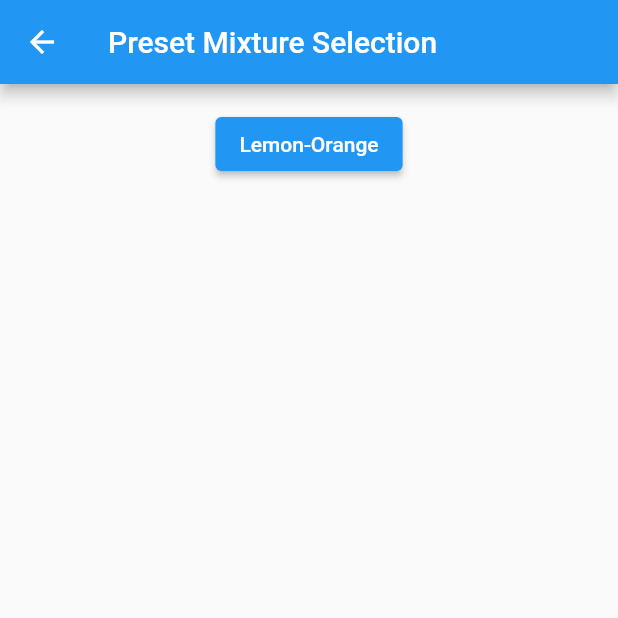
After one commit to alikaratas17/Liquid-Mixing-Robot-Project, a Flutter app: the screen it shows after launch, after a tap on "Make Preset Mixture", on a phone screen of 412 x 824 dp, the top half of it. The commit adds this screen. Run offline on Flutter 3.47's test engine with Material 2 defaults, Android fonts, the phone set to English and light mode, and no system bars; missing offline and left inert: dart:ffi.

Commit message:
Added Preset Selection Feature

```diff
--- a/App/mixture_selector/lib/homepage.dart
+++ b/App/mixture_selector/lib/homepage.dart
@@ -1,5 +1,7 @@
 import 'package:flutter/material.dart';
 import 'package:mixture_selector/drink_widget.dart';
+
+import 'preset_order.dart';
 
 import 'order_drink.dart';
 import 'liquid_dropdown.dart';
@@ -34,24 +36,41 @@ class MyHomePage extends StatelessWidget {
         appBar: AppBar(title: Text('Mixture Selection Homepage')),
         body: Column(
           children: [
-            Container(alignment: Alignment.bottomLeft,child:Text("Select Drink Size:"),),
-            Container(alignment: Alignment.center,child:ml_button),
+            Container(
+              alignment: Alignment.bottomLeft,
+              child: Text("Select Drink Size:"),
+            ),
+            Container(alignment: Alignment.center, child: ml_button),
             Container(
               alignment: Alignment.center,
               child: ElevatedButton(
                   onPressed: () {
                     Navigator.of(context).push(MaterialPageRoute(
-                        builder: (context) => MyOrderScreen(menus.map((x) {
+                        builder: (context) => MyOrderScreen(
+                            menus.map((x) {
                               return x.my_state.dropdownValue;
-                            }).toList(),ml_button.my_state.current_value * 1.0)));
+                            }).toList(),
+                            ml_button.my_state.current_value * 1.0)));
                   },
                   child: const Text('Make Custom Mixture')),
             ),
             Container(
               alignment: Alignment.center,
+              child: ElevatedButton(
+                  onPressed: () {
+                    Navigator.of(context).push(MaterialPageRoute(
+                        builder: (context) => MyPresetOrderScreen(
+                            menus.map((x) {
+                              return x.my_state.dropdownValue;
+                            }).toList(),
+                            ml_button.my_state.current_value * 1.0)));
+                  },
+                  child: const Text('Make Preset Mixture')),
+            ),
+            Container(
+              alignment: Alignment.center,
               child: Column(children: menus),
             ),
-
             Container(
                 alignment: Alignment.center,
                 child: TextField(
--- /dev/null
+++ b/App/mixture_selector/lib/preset_order.dart
@@ -0,0 +1,93 @@
+import 'dart:ffi';
+
+import 'package:flutter/material.dart';
+import 'package:flutter/rendering.dart';
+import 'my_key.dart' as my_key;
+import 'package:http/http.dart' as http;
+import 'drink_widget.dart';
+
+class MyPresetOrderScreen extends StatefulWidget {
+  late MyPresetOrderScreenState my_state;
+  MyPresetOrderScreen(drinks, max_amount) {
+    my_state = MyPresetOrderScreenState(drinks, max_amount);
+  }
+  @override
+  State<StatefulWidget> createState() {
+    return my_state;
+  }
+}
+
+class MyPresetOrderScreenState extends State<MyPresetOrderScreen> {
+  List<ElevatedButton> options = [];
+  String message = "";
+  List<String> all_options_names = ["Lemon-Orange"];
+  List<List<String>> all_options_items = [["Lemon Juice","Orange Juice"]];
+
+  MyPresetOrderScreenState(drinks, max_amount) {
+    for (int i = 0; i < all_options_names.length; i++) {
+      int len = all_options_items[i].length;
+      int incl = 1;
+      String mixture = '';
+      for (int j = 0; j < len; j++) {
+        if (!drinks.contains(all_options_items[i][j])) incl = 0;
+      }
+      int current = 0;
+      if (incl == 1) {
+      for (int j = 0; j < 4; j++) {
+        if (!all_options_items[i].contains(drinks[j])){
+        mixture = mixture + '0.0';
+        }else{
+        mixture = mixture + ((max_amount/len).round()*1.0).toString();
+        }
+        current ++;
+        if (current !=len)mixture = mixture + ',';
+      }
+        options.add(ElevatedButton(
+            child: Text(all_options_names[i]),
+            onPressed: () => send_mixture(all_options_names[i], mixture)));
+      }
+    }
+  }
+  @override
+  Widget build(BuildContext context) {
+    Color getColor(Set<MaterialState> states) {
+      const Set<MaterialState> interactiveStates = <MaterialState>{
+        MaterialState.pressed,
+        MaterialState.hovered,
+        MaterialState.focused,
+      };
+      if (states.any(interactiveStates.contains)) {
+        return Colors.blue;
+      }
+      return Colors.red;
+    }
+
+    //return //MaterialApp(title:"Select a Mixture",home:
+    return Scaffold(
+        appBar: AppBar(title: Text('Preset Mixture Selection')),
+        body: Container(
+          alignment: Alignment.center,
+          child: Column(
+            children: [
+              Text(message),
+              Column(
+                children: this.options,
+              )
+            ],
+          ),
+        ));
+  }
+
+  void send_mixture(String name, String mixture) async {
+    String my_url =
+        'https://io.adafruit.com/api/v2/akaratas17/feeds/message/data?X-AIO-Key=' +
+            my_key.key;
+    final response =
+        await http.post(Uri.parse(my_url), body: {'value': mixture});
+    print(response.statusCode.toString()); // For debugging
+
+    setState(() {
+      message = "Order of " + name + " Received\n";
+    });
+  }
+}
```
